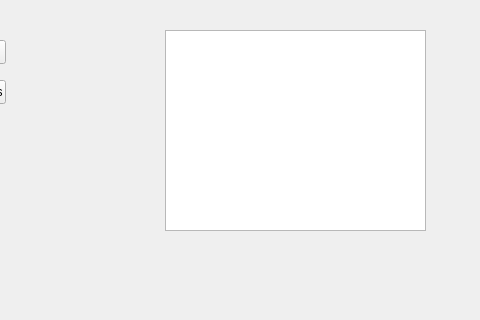
The window that SquareHackathon/mainwindow.ui (rbrueda/System-of-Style) describes before a commit, drawn with Qt 5; both pictures show x 195 to 675 and y 0 to 320 of the 800 by 600 pixel window.
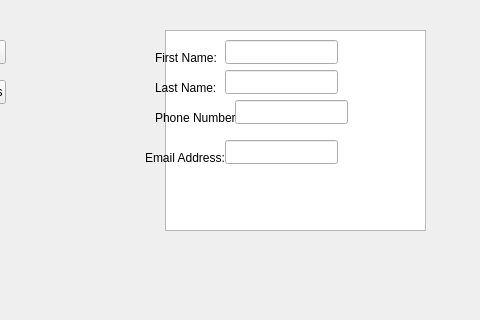
The same window after the commit.

Commit message: Main Window Changes

Patch:
```diff
--- a/SquareHackathon/mainwindow.ui
+++ b/SquareHackathon/mainwindow.ui
@@ -304,6 +304,108 @@
        <string>View All Bookings</string>
       </property>
      </widget>
+     <widget class="QWidget" name="FormWidget" native="true">
+      <property name="geometry">
+       <rect>
+        <x>290</x>
+        <y>30</y>
+        <width>231</width>
+        <height>191</height>
+       </rect>
+      </property>
+      <widget class="QLabel" name="txt_clientfirstName">
+       <property name="geometry">
+        <rect>
+         <x>30</x>
+         <y>10</y>
+         <width>61</width>
+         <height>16</height>
+        </rect>
+       </property>
+       <property name="text">
+        <string>First Name:</string>
+       </property>
+      </widget>
+      <widget class="QLabel" name="txt_clientLastName">
+       <property name="geometry">
+        <rect>
+         <x>30</x>
+         <y>40</y>
+         <width>61</width>
+         <height>16</height>
+        </rect>
+       </property>
+       <property name="text">
+        <string>Last Name:</string>
+       </property>
+      </widget>
+      <widget class="QLabel" name="txt_clientPhoneNum">
+       <property name="geometry">
+        <rect>
+         <x>30</x>
+         <y>70</y>
+         <width>101</width>
+         <height>16</height>
+        </rect>
+       </property>
+       <property name="text">
+        <string>Phone Number:</string>
+       </property>
+      </widget>
+      <widget class="QLabel" name="clientEmail">
+       <property name="geometry">
+        <rect>
+         <x>20</x>
+         <y>110</y>
+         <width>81</width>
+         <height>16</height>
+        </rect>
+       </property>
+       <property name="text">
+        <string>Email Address:</string>
+       </property>
+      </widget>
+      <widget class="QLineEdit" name="lineEdit">
+       <property name="geometry">
+        <rect>
+         <x>100</x>
+         <y>0</y>
+         <width>113</width>
+         <height>24</height>
+        </rect>
+       </property>
+      </widget>
+      <widget class="QLineEdit" name="lineEdit_2">
+       <property name="geometry">
+        <rect>
+         <x>100</x>
+         <y>30</y>
+         <width>113</width>
+         <height>24</height>
+        </rect>
+       </property>
+      </widget>
+      <widget class="QLineEdit" name="lineEdit_3">
+       <property name="geometry">
+        <rect>
+         <x>110</x>
+         <y>60</y>
+         <width>113</width>
+         <height>24</height>
+        </rect>
+       </property>
+      </widget>
+      <widget class="QLineEdit" name="lineEdit_4">
+       <property name="geometry">
+        <rect>
+         <x>100</x>
+         <y>100</y>
+         <width>113</width>
+         <height>24</height>
+        </rect>
+       </property>
+      </widget>
+     </widget>
     </widget>
     <widget class="QWidget" name="mainMenuView">
      <widget class="QLabel" name="mainMenuTitle">
```
Left out of the diff: 2 changed lines with no effect on the pictures.
